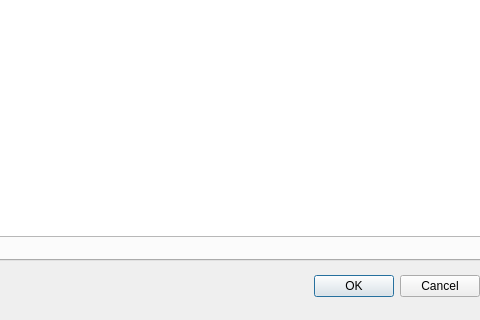
ShompolovMaxim/FCM, file src/ui/concept_window/concept_window.ui: the form before one commit; both pictures show x 115 to 595 and y 210 to 530 of the 712 by 530 pixel window.
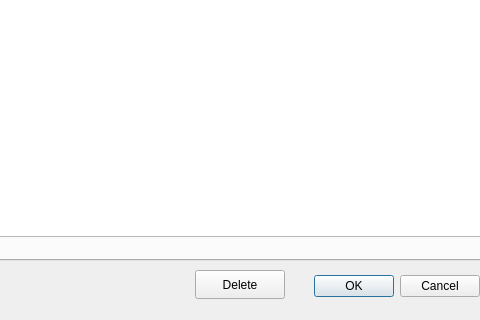
The form after the commit. The open tabs and pages were chosen to show the change. Custom widgets are drawn as their Qt base class.

Commit message: CreationPresenter, shared_prt Concept, weights prediction, adjacency table creation, edges Bezier curves, unit tests init

Patch:
```diff
--- a/src/ui/concept_window/concept_window.ui
+++ b/src/ui/concept_window/concept_window.ui
@@ -147,6 +147,19 @@
     </widget>
    </widget>
   </widget>
+  <widget class="QPushButton" name="deleteButton">
+   <property name="geometry">
+    <rect>
+     <x>310</x>
+     <y>480</y>
+     <width>90</width>
+     <height>29</height>
+    </rect>
+   </property>
+   <property name="text">
+    <string>Delete</string>
+   </property>
+  </widget>
  </widget>
  <customwidgets>
   <customwidget>
```
Left out of the diff: 2 changed lines with no effect on the pictures. The commit also changes 45 other files.
